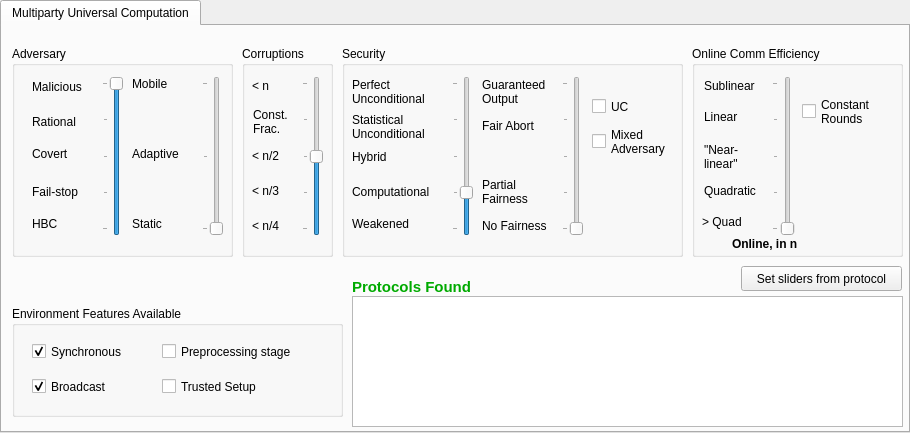
Before: the Qt Designer form ssc_widget.ui in nxbdi/syssc-ui, drawn with Qt 5.
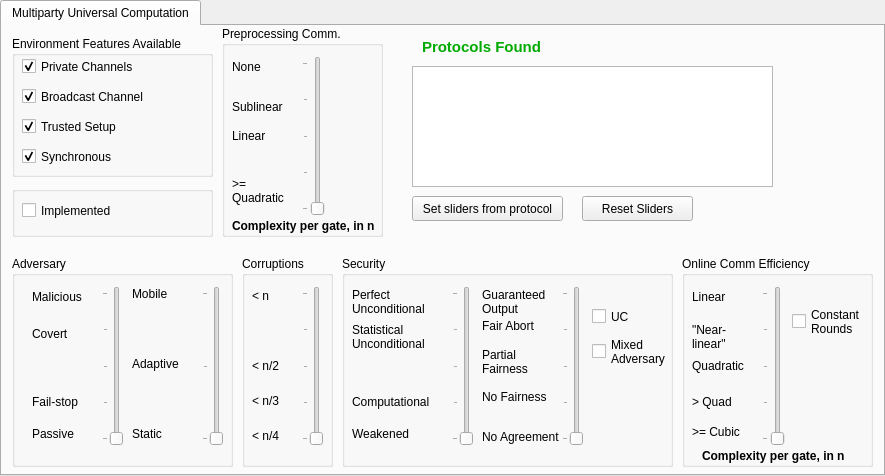
After: the same form once the commit is applied.

Commit message: Updated database, new preprocessing slider, UI rearrangement

The edit to the form file:
```diff
--- a/ssc_widget.ui
+++ b/ssc_widget.ui
@@ -6,8 +6,8 @@
    <rect>
     <x>0</x>
     <y>0</y>
-    <width>910</width>
-    <height>433</height>
+    <width>885</width>
+    <height>476</height>
    </rect>
   </property>
   <property name="windowTitle">
@@ -27,7 +27,7 @@
     <property name="geometry">
      <rect>
       <x>10</x>
-      <y>20</y>
+      <y>230</y>
       <width>221</width>
       <height>211</height>
      </rect>
@@ -54,7 +54,7 @@
       <number>4</number>
      </property>
      <property name="value">
-      <number>5</number>
+      <number>1</number>
      </property>
      <property name="orientation">
       <enum>Qt::Vertical</enum>
@@ -70,7 +70,7 @@
      <property name="geometry">
       <rect>
        <x>20</x>
-       <y>100</y>
+       <y>70</y>
        <width>61</width>
        <height>16</height>
       </rect>
@@ -92,7 +92,7 @@
       </rect>
      </property>
      <property name="text">
-      <string>HBC</string>
+      <string>Passive</string>
      </property>
      <property name="buddy">
       <cstring>sliderMaliciousness</cstring>
@@ -209,29 +209,13 @@
       <cstring>sliderAdaptiveness</cstring>
      </property>
     </widget>
-    <widget class="QLabel" name="label_5">
-     <property name="geometry">
-      <rect>
-       <x>20</x>
-       <y>60</y>
-       <width>61</width>
-       <height>31</height>
-      </rect>
-     </property>
-     <property name="text">
-      <string>Rational</string>
-     </property>
-     <property name="buddy">
-      <cstring>sliderMaliciousness</cstring>
-     </property>
-    </widget>
    </widget>
    <widget class="QGroupBox" name="groupBox_2">
     <property name="geometry">
      <rect>
       <x>340</x>
-      <y>20</y>
-      <width>341</width>
+      <y>230</y>
+      <width>331</width>
       <height>211</height>
      </rect>
     </property>
@@ -332,7 +316,7 @@
      <property name="geometry">
       <rect>
        <x>140</x>
-       <y>169</y>
+       <y>130</y>
        <width>81</width>
        <height>21</height>
       </rect>
@@ -377,7 +361,7 @@
      <property name="geometry">
       <rect>
        <x>140</x>
-       <y>70</y>
+       <y>60</y>
        <width>71</width>
        <height>20</height>
       </rect>
@@ -404,8 +388,11 @@
      <property name="pageStep">
       <number>2</number>
      </property>
+     <property name="value">
+      <number>1</number>
+     </property>
      <property name="sliderPosition">
-      <number>2</number>
+      <number>1</number>
      </property>
      <property name="orientation">
       <enum>Qt::Vertical</enum>
@@ -417,19 +404,6 @@
       <number>1</number>
      </property>
     </widget>
-    <widget class="QLabel" name="label_22">
-     <property name="geometry">
-      <rect>
-       <x>10</x>
-       <y>101</y>
-       <width>71</width>
-       <height>20</height>
-      </rect>
-     </property>
-     <property name="text">
-      <string>Hybrid</string>
-     </property>
-    </widget>
     <widget class="QLabel" name="label_23">
      <property name="geometry">
       <rect>
@@ -447,7 +421,7 @@
      <property name="geometry">
       <rect>
        <x>140</x>
-       <y>130</y>
+       <y>90</y>
        <width>81</width>
        <height>31</height>
       </rect>
@@ -459,12 +433,25 @@
       <bool>true</bool>
      </property>
     </widget>
+    <widget class="QLabel" name="label_20">
+     <property name="geometry">
+      <rect>
+       <x>140</x>
+       <y>170</y>
+       <width>81</width>
+       <height>21</height>
+      </rect>
+     </property>
+     <property name="text">
+      <string>No Agreement</string>
+     </property>
+    </widget>
    </widget>
    <widget class="QGroupBox" name="groupBox_3">
     <property name="geometry">
      <rect>
       <x>240</x>
-      <y>20</y>
+      <y>230</y>
       <width>91</width>
       <height>211</height>
      </rect>
@@ -504,7 +491,7 @@
       <number>3</number>
      </property>
      <property name="value">
-      <number>3</number>
+      <number>1</number>
      </property>
      <property name="orientation">
       <enum>Qt::Vertical</enum>
@@ -555,30 +542,14 @@
       <string>&lt; n/4</string>
      </property>
     </widget>
-    <widget class="QLabel" name="label_21">
-     <property name="geometry">
-      <rect>
-       <x>11</x>
-       <y>60</y>
-       <width>61</width>
-       <height>31</height>
-      </rect>
-     </property>
-     <property name="text">
-      <string>Const. Frac.</string>
-     </property>
-     <property name="wordWrap">
-      <bool>true</bool>
-     </property>
-    </widget>
    </widget>
    <widget class="QGroupBox" name="groupBox_4">
     <property name="geometry">
      <rect>
       <x>10</x>
-      <y>280</y>
-      <width>331</width>
-      <height>111</height>
+      <y>10</y>
+      <width>201</width>
+      <height>141</height>
      </rect>
     </property>
     <property name="title">
@@ -587,10 +558,10 @@
     <widget class="QCheckBox" name="cbSynchronous">
      <property name="geometry">
       <rect>
-       <x>20</x>
-       <y>30</y>
+       <x>10</x>
+       <y>110</y>
        <width>131</width>
-       <height>31</height>
+       <height>21</height>
       </rect>
      </property>
      <property name="text">
@@ -603,8 +574,8 @@
     <widget class="QCheckBox" name="cbTrustedSetup">
      <property name="geometry">
       <rect>
-       <x>150</x>
-       <y>70</y>
+       <x>10</x>
+       <y>80</y>
        <width>141</width>
        <height>21</height>
       </rect>
@@ -612,42 +583,48 @@
      <property name="text">
       <string>Trusted Setup</string>
      </property>
+     <property name="checked">
+      <bool>true</bool>
+     </property>
     </widget>
     <widget class="QCheckBox" name="cbBroadcast">
      <property name="geometry">
       <rect>
-       <x>20</x>
-       <y>70</y>
-       <width>121</width>
+       <x>10</x>
+       <y>50</y>
+       <width>141</width>
        <height>21</height>
       </rect>
      </property>
      <property name="text">
-      <string>Broadcast</string>
+      <string>Broadcast Channel</string>
      </property>
      <property name="checked">
       <bool>true</bool>
      </property>
     </widget>
-    <widget class="QCheckBox" name="cbPreprocessing">
+    <widget class="QCheckBox" name="cbPrivateChannels">
      <property name="geometry">
       <rect>
-       <x>150</x>
-       <y>30</y>
-       <width>161</width>
-       <height>31</height>
+       <x>10</x>
+       <y>20</y>
+       <width>141</width>
+       <height>21</height>
       </rect>
      </property>
      <property name="text">
-      <string>Preprocessing stage</string>
+      <string>Private Channels</string>
+     </property>
+     <property name="checked">
+      <bool>true</bool>
      </property>
     </widget>
    </widget>
    <widget class="QLabel" name="lblProtocolsFound">
     <property name="geometry">
      <rect>
-      <x>350</x>
-      <y>250</y>
+      <x>420</x>
+      <y>10</y>
       <width>161</width>
       <height>21</height>
      </rect>
@@ -733,8 +710,8 @@
     </property>
     <property name="geometry">
      <rect>
-      <x>10</x>
-      <y>420</y>
+      <x>120</x>
+      <y>490</y>
       <width>331</width>
       <height>41</height>
      </rect>
@@ -775,10 +752,10 @@
    <widget class="QListView" name="listView">
     <property name="geometry">
      <rect>
-      <x>350</x>
-      <y>270</y>
-      <width>551</width>
-      <height>131</height>
+      <x>410</x>
+      <y>40</y>
+      <width>361</width>
+      <height>121</height>
      </rect>
     </property>
     <property name="toolTip">
@@ -791,9 +768,9 @@
    <widget class="QGroupBox" name="groupBox_7">
     <property name="geometry">
      <rect>
-      <x>690</x>
-      <y>20</y>
-      <width>211</width>
+      <x>680</x>
+      <y>230</y>
+      <width>191</width>
       <height>211</height>
      </rect>
     </property>
@@ -828,24 +805,11 @@
       <number>1</number>
      </property>
     </widget>
-    <widget class="QLabel" name="label_19">
-     <property name="geometry">
-      <rect>
-       <x>12</x>
-       <y>30</y>
-       <width>61</width>
-       <height>20</height>
-      </rect>
-     </property>
-     <property name="text">
-      <string>Sublinear</string>
-     </property>
-    </widget>
     <widget class="QLabel" name="label_25">
      <property name="geometry">
       <rect>
-       <x>12</x>
-       <y>60</y>
+       <x>10</x>
+       <y>30</y>
        <width>61</width>
        <height>21</height>
       </rect>
@@ -860,8 +824,8 @@
     <widget class="QLabel" name="label_26">
      <property name="geometry">
       <rect>
-       <x>12</x>
-       <y>90</y>
+       <x>10</x>
+       <y>60</y>
        <width>61</width>
        <height>41</height>
       </rect>
@@ -876,8 +840,8 @@
     <widget class="QLabel" name="label_27">
      <property name="geometry">
       <rect>
-       <x>12</x>
-       <y>135</y>
+       <x>10</x>
+       <y>100</y>
        <width>71</width>
        <height>20</height>
       </rect>
@@ -890,7 +854,7 @@
      <property name="geometry">
       <rect>
        <x>10</x>
-       <y>160</y>
+       <y>130</y>
        <width>61</width>
        <height>31</height>
       </rect>
@@ -902,10 +866,10 @@
     <widget class="QLabel" name="label_29">
      <property name="geometry">
       <rect>
-       <x>40</x>
+       <x>20</x>
        <y>190</y>
-       <width>101</width>
-       <height>16</height>
+       <width>151</width>
+       <height>20</height>
       </rect>
      </property>
      <property name="font">
@@ -915,7 +879,7 @@
       </font>
      </property>
      <property name="text">
-      <string>Online, in n</string>
+      <string>Complexity per gate, in n</string>
      </property>
     </widget>
     <widget class="QCheckBox" name="cbConstantRounds">
@@ -932,13 +896,26 @@
 Rounds</string>
      </property>
     </widget>
+    <widget class="QLabel" name="label_30">
+     <property name="geometry">
+      <rect>
+       <x>10</x>
+       <y>160</y>
+       <width>61</width>
+       <height>31</height>
+      </rect>
+     </property>
+     <property name="text">
+      <string>&gt;= Cubic</string>
+     </property>
+    </widget>
    </widget>
    <widget class="QPushButton" name="btnSetSliders">
     <property name="geometry">
      <rect>
-      <x>739</x>
-      <y>240</y>
-      <width>161</width>
+      <x>410</x>
+      <y>170</y>
+      <width>151</width>
       <height>25</height>
      </rect>
     </property>
@@ -946,6 +923,166 @@
      <string>Set sliders from protocol</string>
     </property>
    </widget>
+   <widget class="QGroupBox" name="groupBox_8">
+    <property name="geometry">
+     <rect>
+      <x>220</x>
+      <y>0</y>
+      <width>161</width>
+      <height>211</height>
+     </rect>
+    </property>
+    <property name="title">
+     <string>Preprocessing Comm.</string>
+    </property>
+    <widget class="QSlider" name="sliderPreprocComm">
+     <property name="geometry">
+      <rect>
+       <x>80</x>
+       <y>30</y>
+       <width>23</width>
+       <height>160</height>
+      </rect>
+     </property>
+     <property name="minimum">
+      <number>1</number>
+     </property>
+     <property name="maximum">
+      <number>5</number>
+     </property>
+     <property name="pageStep">
+      <number>4</number>
+     </property>
+     <property name="value">
+      <number>1</number>
+     </property>
+     <property name="orientation">
+      <enum>Qt::Vertical</enum>
+     </property>
+     <property name="tickPosition">
+      <enum>QSlider::TicksAbove</enum>
+     </property>
+     <property name="tickInterval">
+      <number>1</number>
+     </property>
+    </widget>
+    <widget class="QLabel" name="label_31">
+     <property name="geometry">
+      <rect>
+       <x>10</x>
+       <y>30</y>
+       <width>61</width>
+       <height>21</height>
+      </rect>
+     </property>
+     <property name="text">
+      <string>None</string>
+     </property>
+     <property name="wordWrap">
+      <bool>true</bool>
+     </property>
+    </widget>
+    <widget class="QLabel" name="label_32">
+     <property name="geometry">
+      <rect>
+       <x>10</x>
+       <y>60</y>
+       <width>61</width>
+       <height>41</height>
+      </rect>
+     </property>
+     <property name="text">
+      <string>Sublinear</string>
+     </property>
+     <property name="wordWrap">
+      <bool>true</bool>
+     </property>
+    </widget>
+    <widget class="QLabel" name="label_33">
+     <property name="geometry">
+      <rect>
+       <x>10</x>
+       <y>100</y>
+       <width>71</width>
+       <height>20</height>
+      </rect>
+     </property>
+     <property name="text">
+      <string>Linear</string>
+     </property>
+    </widget>
+    <widget class="QLabel" name="label_35">
+     <property name="geometry">
+      <rect>
+       <x>10</x>
+       <y>190</y>
+       <width>151</width>
+       <height>20</height>
+      </rect>
+     </property>
+     <property name="font">
+      <font>
+       <weight>75</weight>
+       <bold>true</bold>
+      </font>
+     </property>
+     <property name="text">
+      <string>Complexity per gate, in n</string>
+     </property>
+    </widget>
+    <widget class="QLabel" name="label_36">
+     <property name="geometry">
+      <rect>
+       <x>10</x>
+       <y>150</y>
+       <width>61</width>
+       <height>31</height>
+      </rect>
+     </property>
+     <property name="text">
+      <string>&lt;html&gt;&lt;head/&gt;&lt;body&gt;&lt;p&gt;&amp;gt;= &lt;br/&gt;Quadratic&lt;/p&gt;&lt;/body&gt;&lt;/html&gt;</string>
+     </property>
+    </widget>
+   </widget>
+   <widget class="QGroupBox" name="groupBoxImpl">
+    <property name="geometry">
+     <rect>
+      <x>10</x>
+      <y>160</y>
+      <width>201</width>
+      <height>51</height>
+     </rect>
+    </property>
+    <property name="title">
+     <string/>
+    </property>
+    <widget class="QCheckBox" name="cbImplemented">
+     <property name="geometry">
+      <rect>
+       <x>10</x>
+       <y>9</y>
+       <width>111</width>
+       <height>31</height>
+      </rect>
+     </property>
+     <property name="text">
+      <string>Implemented</string>
+     </property>
+    </widget>
+   </widget>
+   <widget class="QPushButton" name="btnResetSliders">
+    <property name="geometry">
+     <rect>
+      <x>580</x>
+      <y>170</y>
+      <width>111</width>
+      <height>25</height>
+     </rect>
+    </property>
+    <property name="text">
+     <string>Reset Sliders</string>
+    </property>
+   </widget>
   </widget>
  </widget>
  <resources/>
```
The commit also changes 3 other files.
